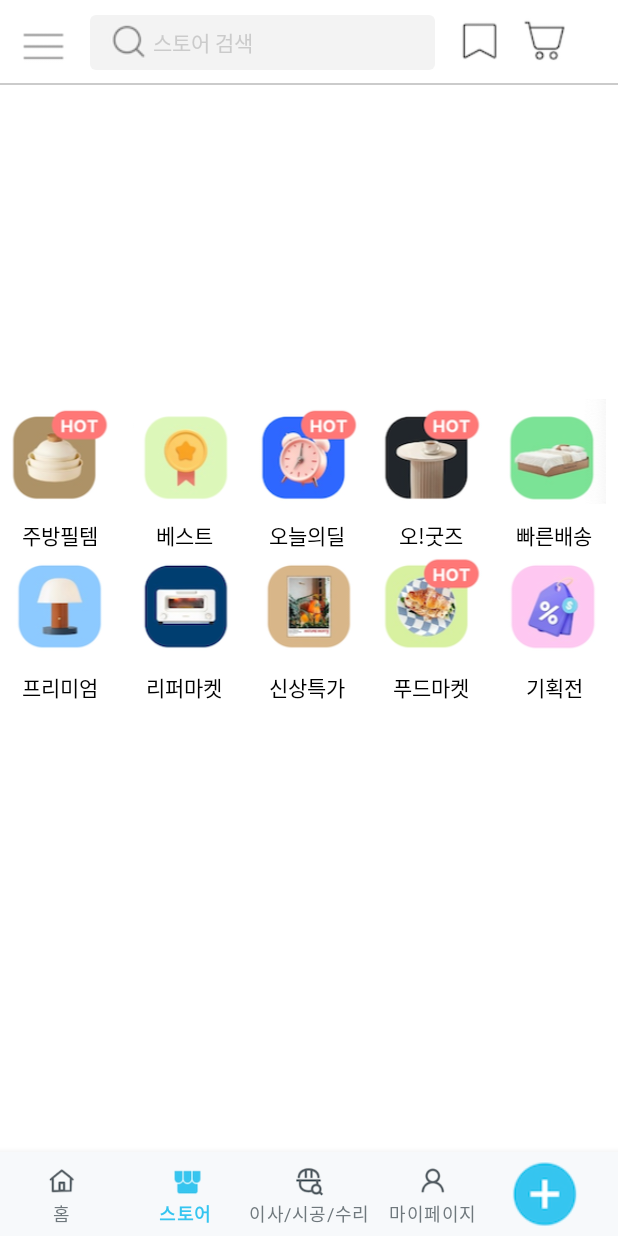
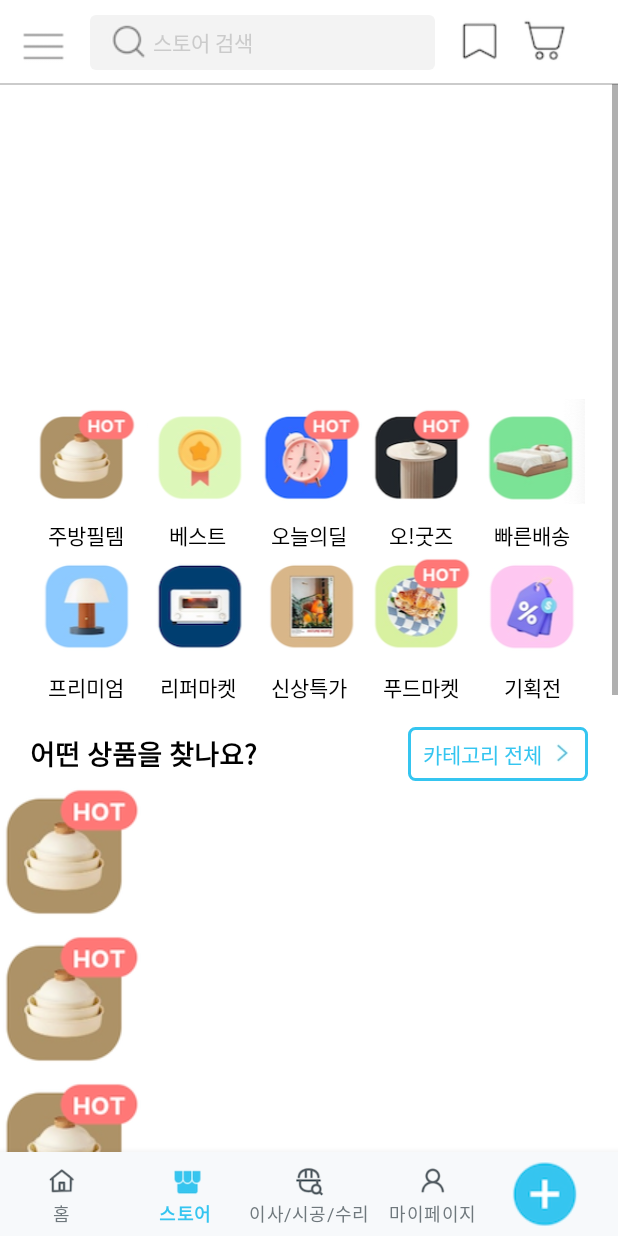
Before and after one commit to JaeYeon-Kim/RisingTest, an Android app: the HomeFragment screen opened directly, with no data from a screen before it, item 2 of the bottom bar chosen, on a phone screen of 412 x 824 dp. Run offline under Robolectric (Android 15) with nearby library versions, the phone set to English and light mode, and no system bars; pictures from the network do not load.

Commit message:
[feat: today update]

```diff
--- a/app/src/main/AndroidManifest.xml
+++ b/app/src/main/AndroidManifest.xml
@@ -15,7 +15,7 @@
         android:theme="@style/Theme.RisingTest_TodayHouse_TeamB">
         <activity
             android:name=".src.login.joinemail.expert.ExpertWebActivity"
-            android:exported="false" />
+            android:exported="true" />
         <activity
             android:name=".src.login.joinemail.EmailJoinActivity"
             android:exported="true" />
--- a/app/src/main/java/com/kjy/risingtest_todayhouse_teamb/src/main/home/HomeFragment.kt
+++ b/app/src/main/java/com/kjy/risingtest_todayhouse_teamb/src/main/home/HomeFragment.kt
@@ -2,14 +2,36 @@ package com.kjy.risingtest_todayhouse_teamb.src.main.home
 
 import android.os.Bundle
 import android.view.View
+import com.google.android.material.tabs.TabLayoutMediator
 import com.kjy.risingtest_todayhouse_teamb.R
 import com.kjy.risingtest_todayhouse_teamb.config.BaseFragment
 import com.kjy.risingtest_todayhouse_teamb.databinding.FragmentHomeBinding
+import com.kjy.risingtest_todayhouse_teamb.src.main.home.homeparty.HomepartyFragment
+import com.kjy.risingtest_todayhouse_teamb.src.main.home.photo.FragmentAdapter
+import com.kjy.risingtest_todayhouse_teamb.src.main.home.photo.PhotoFragment
+import com.kjy.risingtest_todayhouse_teamb.src.main.home.popular.PopularFragment
 
 
 class HomeFragment : BaseFragment<FragmentHomeBinding>(FragmentHomeBinding::bind, R.layout.fragment_home) {
+
+
     override fun onViewCreated(view: View, savedInstanceState: Bundle?) {
         super.onViewCreated(view, savedInstanceState)
 
+        // 프래그먼트 목록 생성
+        val fragmentList = listOf(PopularFragment(), PhotoFragment(), HomepartyFragment())
+        // 어댑터 생성후 프래그먼트 목록 저장
+        val adapter = FragmentAdapter(requireActivity())
+        adapter.fragmentList = fragmentList
+        // 뷰페이저에 어댑터 적용
+        binding.homeVp.adapter = adapter
+
+        // 탭 레이아웃 리스트 생성
+        val tabTitles = listOf("인기", "사진", "집들이")
+
+        TabLayoutMediator(binding.homeTabLayout, binding.homeVp)  { tab, position ->
+            tab.text = tabTitles[position]
+
+        }.attach()
     }
 }
--- /dev/null
+++ b/app/src/main/java/com/kjy/risingtest_todayhouse_teamb/src/main/home/homeparty/HomepartyFragment.kt
@@ -0,0 +1,16 @@
+package com.kjy.risingtest_todayhouse_teamb.src.main.home.homeparty
+
+
+import android.os.Bundle
+import android.view.View
+import com.kjy.risingtest_todayhouse_teamb.R
+import com.kjy.risingtest_todayhouse_teamb.config.BaseFragment
+import com.kjy.risingtest_todayhouse_teamb.databinding.FragmentHomeBinding
+import com.kjy.risingtest_todayhouse_teamb.databinding.FragmentHomepartyBinding
+
+// 탭 레이아웃의 집들이 탭
+class HomepartyFragment : BaseFragment<FragmentHomepartyBinding>(FragmentHomepartyBinding::bind, R.layout.fragment_homeparty) {
+    override fun onViewCreated(view: View, savedInstanceState: Bundle?) {
+        super.onViewCreated(view, savedInstanceState)
+    }
+}
--- /dev/null
+++ b/app/src/main/java/com/kjy/risingtest_todayhouse_teamb/src/main/home/photo/FragmentAdapter.kt
@@ -0,0 +1,25 @@
+package com.kjy.risingtest_todayhouse_teamb.src.main.home.photo
+
+import androidx.fragment.app.Fragment
+import androidx.fragment.app.FragmentActivity
+import androidx.viewpager2.adapter.FragmentStateAdapter
+
+
+// 프래그먼트를 뷰페이저에 보여주기 위한 프래그먼트 어댑터
+class FragmentAdapter(fragmentActivity: FragmentActivity) : FragmentStateAdapter(fragmentActivity) {
+
+    var fragmentList = listOf<Fragment>()
+
+    // 어댑터가 화면에 보여줄 전체 프래그먼트 갯수 반환
+    override fun getItemCount(): Int {
+        return fragmentList.size
+    }
+
+    // 현재 페이지의 position이 파라미터로 넘어옴
+    // postion에 해당하는 위치의 프래그먼트 생성후 반환
+    // 페이지가 요청 될때 getItem으로 요청되는 페이지의 position 값 넘어옴
+    // position 값을 이용해서 프래그먼트 목록에서 해당 position에 있는 프래그먼트 1개를 리턴해줌.
+    override fun createFragment(position: Int): Fragment {
+        return fragmentList[position]
+    }
+}
--- /dev/null
+++ b/app/src/main/java/com/kjy/risingtest_todayhouse_teamb/src/main/home/photo/PhotoFragment.kt
@@ -0,0 +1,17 @@
+package com.kjy.risingtest_todayhouse_teamb.src.main.home.photo
+
+import android.os.Bundle
+import androidx.fragment.app.Fragment
+import android.view.LayoutInflater
+import android.view.View
+import android.view.ViewGroup
+import com.kjy.risingtest_todayhouse_teamb.R
+import com.kjy.risingtest_todayhouse_teamb.config.BaseFragment
+import com.kjy.risingtest_todayhouse_teamb.databinding.FragmentPhotoBinding
+
+
+class PhotoFragment : BaseFragment<FragmentPhotoBinding>(FragmentPhotoBinding::bind, R.layout.fragment_photo) {
+    override fun onViewCreated(view: View, savedInstanceState: Bundle?) {
+        super.onViewCreated(view, savedInstanceState)
+    }
+}
--- /dev/null
+++ b/app/src/main/java/com/kjy/risingtest_todayhouse_teamb/src/main/home/popular/PopularFragment.kt
@@ -0,0 +1,15 @@
+package com.kjy.risingtest_todayhouse_teamb.src.main.home.popular
+
+import android.os.Bundle
+import android.view.View
+import com.kjy.risingtest_todayhouse_teamb.R
+import com.kjy.risingtest_todayhouse_teamb.config.BaseFragment
+import com.kjy.risingtest_todayhouse_teamb.databinding.FragmentPopularBinding
+
+
+// 탭 레이아웃의 인기 탭
+class PopularFragment : BaseFragment<FragmentPopularBinding>(FragmentPopularBinding::bind, R.layout.fragment_popular) {
+    override fun onViewCreated(view: View, savedInstanceState: Bundle?) {
+        super.onViewCreated(view, savedInstanceState)
+    }
+}
--- a/app/src/main/java/com/kjy/risingtest_todayhouse_teamb/src/main/store/StoreFragment.kt
+++ b/app/src/main/java/com/kjy/risingtest_todayhouse_teamb/src/main/store/StoreFragment.kt
@@ -13,10 +13,12 @@ import com.kjy.risingtest_todayhouse_teamb.src.main.store.model.StoreCategoryAda
 
 class StoreFragment : BaseFragment<FragmentStoreBinding>(FragmentStoreBinding::bind, R.layout.fragment_store){
 
-    private val categoryList = mutableListOf<CategoryData>()
+    private var categoryList = mutableListOf<CategoryData>()
 
     override fun onViewCreated(view: View, savedInstanceState: Bundle?) {
         super.onViewCreated(view, savedInstanceState)
+
+
 
 
         // 스와이프 리프레시 레이아웃 기능 넣기
@@ -31,6 +33,13 @@ class StoreFragment : BaseFragment<FragmentStoreBinding>(FragmentStoreBinding::b
 
         // 스토어 프래그먼트 메인 카테고리 리사이클러뷰
         categoryRecycler()
+    }
+
+    override fun onStop() {
+        super.onStop()
+        binding.storeSv.viewTreeObserver.removeOnScrollChangedListener{
+
+        }
     }
 
     // 스토어 프래그먼트의 메인 카테고리 리사이클러뷰 구현
@@ -52,6 +61,7 @@ class StoreFragment : BaseFragment<FragmentStoreBinding>(FragmentStoreBinding::b
         adapter.categoryList = categoryList
         val layoutManager = GridLayoutManager(requireContext(), 5)
         binding.storeRvCategory.layoutManager = layoutManager
+        adapter.notifyDataSetChanged()
 
     }
 
--- a/app/src/main/java/com/kjy/risingtest_todayhouse_teamb/src/main/store/model/StoreCategoryAdapter.kt
+++ b/app/src/main/java/com/kjy/risingtest_todayhouse_teamb/src/main/store/model/StoreCategoryAdapter.kt
@@ -1,5 +1,6 @@
 package com.kjy.risingtest_todayhouse_teamb.src.main.store.model
 
+import android.util.Log
 import android.view.LayoutInflater
 import android.view.ViewGroup
 import androidx.recyclerview.widget.RecyclerView
@@ -21,6 +22,7 @@ class StoreCategoryAdapter: RecyclerView.Adapter<CategoryHolder>() {
     }
 
     override fun getItemCount(): Int {
+        Log.d("카테고리 리스트 사이즈", "${categoryList.size}")
         return categoryList.size
     }
 }
--- /dev/null
+++ b/app/src/main/res/drawable/store_btn_categorymore_custom.xml
@@ -0,0 +1,14 @@
+<?xml version="1.0" encoding="utf-8"?>
+<shape xmlns:android="http://schemas.android.com/apk/res/android"
+    android:shape="rectangle">
+
+    <solid
+        android:color="@color/white"/>
+
+    <corners
+        android:radius="4dp"/>
+    <stroke
+        android:width="2dp"
+        android:color="@color/store_btn_moreCategory"/>
+
+</shape>
--- a/app/src/main/res/layout/fragment_store.xml
+++ b/app/src/main/res/layout/fragment_store.xml
@@ -109,11 +109,105 @@
                     android:id="@+id/store_rv_category"
                     android:layout_width="match_parent"
                     android:layout_height="wrap_content"
+                    android:layout_marginHorizontal="20dp"
                     android:layout_marginTop="10dp"
                     app:layout_constraintEnd_toEndOf="parent"
                     app:layout_constraintStart_toStartOf="parent"
                     app:layout_constraintTop_toBottomOf="@id/store_viewPager" />
 
+                <TextView
+                    android:id="@+id/store_tv_whatGoods"
+                    android:layout_width="wrap_content"
+                    android:layout_height="wrap_content"
+                    android:layout_marginStart="20dp"
+                    android:layout_marginTop="20dp"
+                    android:text="@string/store_what_mainText"
+                    android:textColor="@color/black"
+                    android:textStyle="bold"
+                    android:textSize="18sp"
+                    app:layout_constraintStart_toStartOf="parent"
+                    app:layout_constraintTop_toBottomOf="@id/store_rv_category" />
+
+                <LinearLayout
+                    android:id="@+id/store_btn_moreCategory"
+                    android:layout_width="120dp"
+                    android:layout_height="wrap_content"
+                    android:orientation="horizontal"
+                    android:paddingVertical="7dp"
+                    android:layout_marginEnd="20dp"
+                    android:background="@drawable/store_btn_categorymore_custom"
+                    app:layout_constraintBottom_toBottomOf="@id/store_tv_whatGoods"
+                    app:layout_constraintEnd_toEndOf="parent"
+                    app:layout_constraintTop_toTopOf="@id/store_tv_whatGoods">
+
+                    <TextView
+                        android:layout_width="wrap_content"
+                        android:layout_height="wrap_content"
+                        android:layout_marginStart="10dp"
+                        android:textSize="14sp"
+                        android:textColor="@color/store_btn_moreCategory"
+                        android:text="@string/store_categoryMore_text" />
+
+                    <ImageView
+                        android:src="@drawable/store_btn_morecategory"
+                        android:layout_marginStart="5dp"
+                        android:layout_marginTop="2dp"
+                        android:layout_width="17dp"
+                        android:layout_height="17dp"/>
+
+                </LinearLayout>
+
+                <LinearLayout
+                    app:layout_constraintEnd_toEndOf="parent"
+                    app:layout_constraintStart_toStartOf="parent"
+                    app:layout_constraintTop_toBottomOf="@id/store_tv_whatGoods"
+                    android:orientation="vertical"
+                    android:layout_width="match_parent"
+                    android:layout_height="wrap_content">
+
+                    <ImageView
+                        android:src="@drawable/store_category_kitchen"
+                        android:layout_width="wrap_content"
+                        android:layout_height="wrap_content"/>
+
+                    <ImageView
+                        android:src="@drawable/store_category_kitchen"
+                        android:layout_width="wrap_content"
+                        android:layout_height="wrap_content"/>
+
+                    <ImageView
+                        android:src="@drawable/store_category_kitchen"
+                        android:layout_width="wrap_content"
+                        android:layout_height="wrap_content"/>
+
+                    <ImageView
+                        android:src="@drawable/store_category_kitchen"
+                        android:layout_width="wrap_content"
+                        android:layout_height="wrap_content"/>
+
+                    <ImageView
+                        android:src="@drawable/store_category_kitchen"
+                        android:layout_width="wrap_content"
+                        android:layout_height="wrap_content"/>
+
+                    <ImageView
+                        android:src="@drawable/store_category_kitchen"
+                        android:layout_width="wrap_content"
+                        android:layout_height="wrap_content"/>
+
+                    <ImageView
+                        android:src="@drawable/store_category_kitchen"
+                        android:layout_width="wrap_content"
+                        android:layout_height="wrap_content"/>
+
+                    <ImageView
+                        android:src="@drawable/store_category_kitchen"
+                        android:layout_width="wrap_content"
+                        android:layout_height="wrap_content"/>
+
+
+
+                </LinearLayout>
 
             </androidx.constraintlayout.widget.ConstraintLayout>
         </ScrollView>
--- a/app/src/main/res/values/colors.xml
+++ b/app/src/main/res/values/colors.xml
@@ -9,6 +9,7 @@
     <!-- StoreFragment -->
     <color name="store_btn_background">#F3F3F3</color>
     <color name="store_btn_search_textColor">#CBCBCB</color>
+    <color name="store_btn_moreCategory">#35C5F0</color>
 
 
     <!-- MainActivity -->
--- a/app/src/main/res/values/strings.xml
+++ b/app/src/main/res/values/strings.xml
@@ -3,13 +3,7 @@
     <string name="store_search_text">스토어 검색</string>
     <string name="store_category_text_1">주방필템</string>
     <string name="store_what_mainText">어떤 상품을 찾나요?</string>
-    <string name="store_what_btn_">카테고리 전체</string>
-
-
-
-
-
-
+    <string name="store_categoryMore_text">카테고리 전체</string>
 
 
     <!-- Login Activity -->
@@ -57,7 +51,6 @@
     <string name="dialog_never_text">다시 보지 않기</string>
     <!-- TODO: Remove or change this placeholder text -->
     <string name="hello_blank_fragment">Hello blank fragment</string>
-    <string name="appBar_scrolling_view_behavior" translatable="false"></string>
 
 
 </resources>
```
Also changed, not shown: app/src/main/res/layout/fragment_home.xml (+28 -38 lines), app/src/main/res/layout/fragment_homeparty.xml (added, +19 -0 lines), app/src/main/res/layout/fragment_photo.xml (added, +20 -0 lines), app/src/main/res/layout/fragment_popular.xml (added, +19 -0 lines), app/src/main/res/drawable/store_btn_morecategory.jpeg (added).
